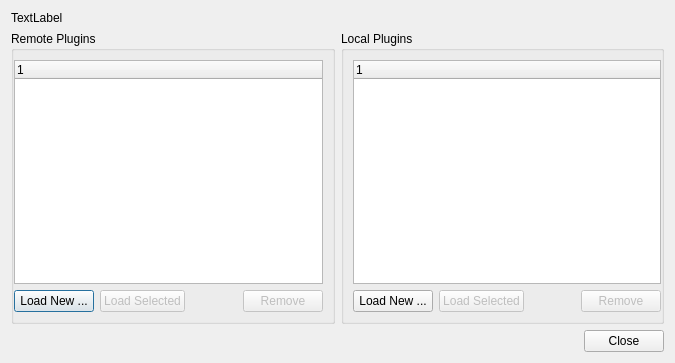
This is Qt/Components/Resources/UI/pqPluginDialog.ui in wildmichael/ParaView3-enhancements-old as Qt 5 draws it before an edit. The edited form follows.
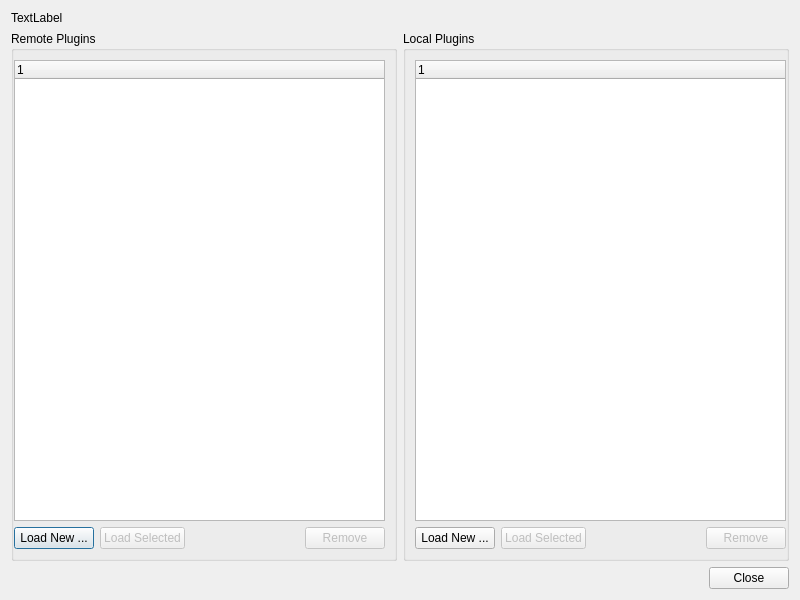
This is the edited form.

Commit message: STYLE: Make the plugin manager dialog box bigger so that the widgets will fit.

```diff
--- a/Qt/Components/Resources/UI/pqPluginDialog.ui
+++ b/Qt/Components/Resources/UI/pqPluginDialog.ui
@@ -6,8 +6,8 @@
    <rect>
     <x>0</x>
     <y>0</y>
-    <width>675</width>
-    <height>363</height>
+    <width>800</width>
+    <height>600</height>
    </rect>
   </property>
   <property name="windowTitle">
```
